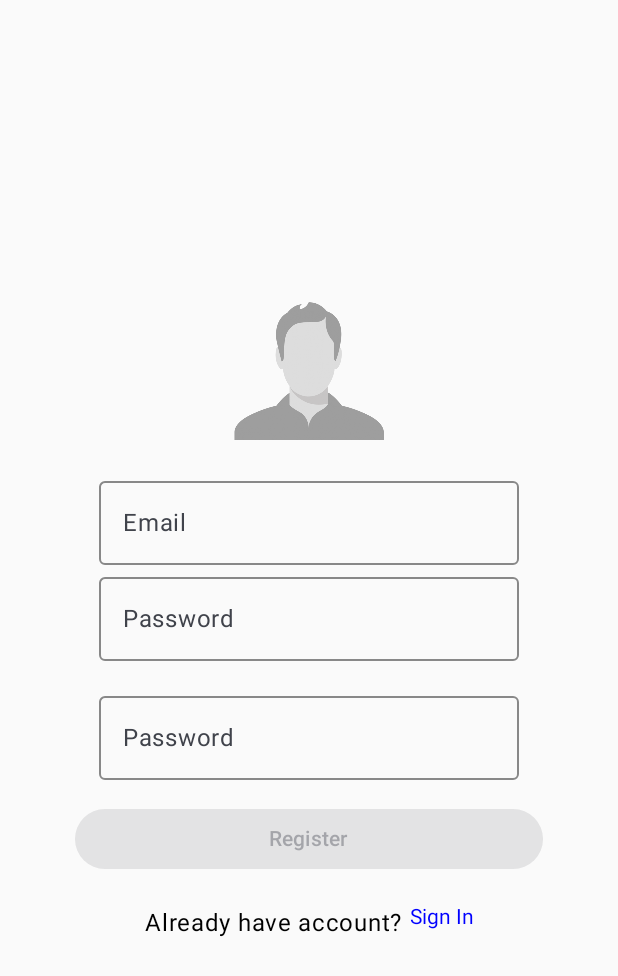
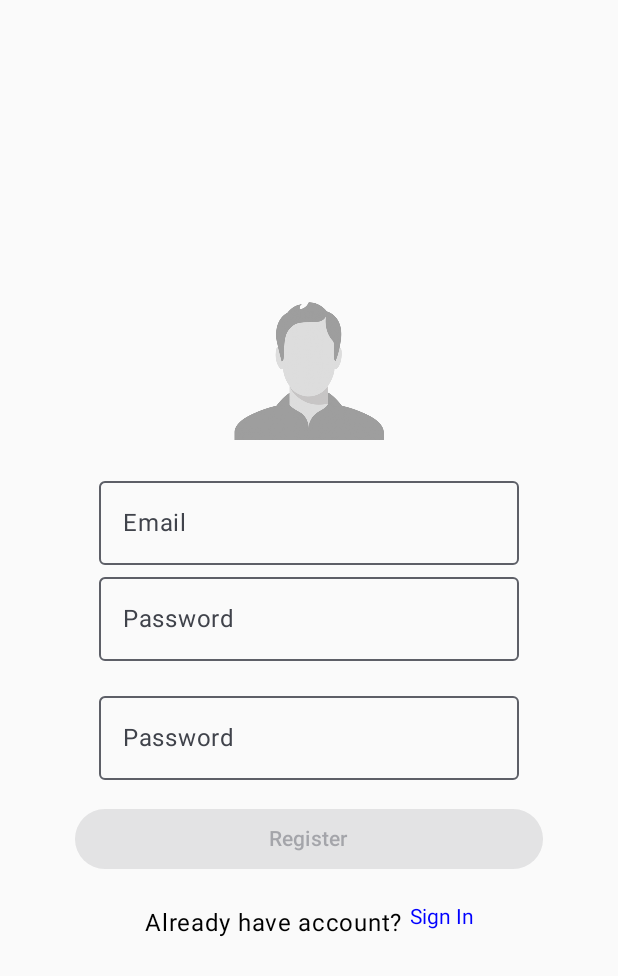
Before and after one commit to jaykishan-sewak999/jetpackcopose-firebase, an Android app built with Jetpack Compose: the RegisterRoute screen opened through its navigation route, on a phone screen of 412 x 824 dp. Shown: the top 976 px of the screen. Run offline under Robolectric (Android 15) with nearby library versions, the phone set to English and light mode, and no system bars; our stand-ins replace Firebase (no records; nobody signed in at launch, a user with empty details on screens opened directly).

Commit message:
Fixed border issue for register screen

```diff
--- a/app/src/main/java/com/jecky/jetpackcoposefirebase/ui/register/RegisterScreen.kt
+++ b/app/src/main/java/com/jecky/jetpackcoposefirebase/ui/register/RegisterScreen.kt
@@ -3,6 +3,7 @@ package com.jecky.jetpackcoposefirebase.ui.register
 import android.widget.Toast
 import androidx.compose.foundation.Image
 import androidx.compose.foundation.clickable
+import androidx.compose.foundation.focusable
 import androidx.compose.foundation.layout.Arrangement
 import androidx.compose.foundation.layout.Column
 import androidx.compose.foundation.layout.Row
@@ -17,13 +18,13 @@ import androidx.compose.material3.CircularProgressIndicator
 import androidx.compose.material3.ExperimentalMaterial3Api
 import androidx.compose.material3.OutlinedTextField
 import androidx.compose.material3.Text
-import androidx.compose.material3.TextFieldDefaults
 import androidx.compose.runtime.Composable
 import androidx.compose.runtime.getValue
 import androidx.compose.runtime.mutableStateOf
 import androidx.compose.runtime.remember
 import androidx.compose.ui.Alignment
 import androidx.compose.ui.Modifier
+import androidx.compose.ui.focus.onFocusChanged
 import androidx.compose.ui.graphics.Color
 import androidx.compose.ui.platform.LocalContext
 import androidx.compose.ui.res.painterResource
@@ -89,9 +90,12 @@ fun RegisterScreen(loginClicked: () -> Unit, registerSuccess: () -> Unit) {
         Spacer(modifier = Modifier.height(20.dp))
         Row() {
             Text(text = "Already have account? ")
-            Text(text = "Sign In", style = TextStyle(color = Color.Blue), modifier = Modifier.clickable {
-                loginClicked()
-            })
+            Text(
+                text = "Sign In",
+                style = TextStyle(color = Color.Blue),
+                modifier = Modifier.clickable {
+                    loginClicked()
+                })
         }
     }
 }
@@ -123,11 +127,15 @@ fun LoginButton(
 fun EmailInputComponent(emailFieldState: EmailFieldState) {
     OutlinedTextField(value = emailFieldState.text, onValueChange = {
         emailFieldState.text = it
-    }, colors = TextFieldDefaults.outlinedTextFieldColors(
-        unfocusedBorderColor = Color.Gray, focusedBorderColor = Color.Cyan
-    ), label = {
+    }, label = {
         Text(text = "Email")
-    })
+    },
+        isError = emailFieldState.isValid.not() && emailFieldState.hasFocus && emailFieldState.text.length > 2,
+        modifier = Modifier
+            .focusable()
+            .onFocusChanged {
+                emailFieldState.focus = it.hasFocus
+            })
     emailFieldState.showError()?.let {
         Text(
             text = it,
@@ -147,12 +155,13 @@ fun PasswordComponent(passFieldState: PasswordFieldState) {
         onValueChange = {
             passFieldState.text = it
         },
-        colors = TextFieldDefaults.outlinedTextFieldColors(
-            unfocusedBorderColor = Color.Gray, focusedBorderColor = Color.Cyan
-        ),
         label = {
             Text(text = "Password")
         },
+        isError = passFieldState.isValid.not() && passFieldState.hasFocus && passFieldState.text.length > 2,
+        modifier = Modifier.focusable().onFocusChanged {
+            passFieldState.focus = it.hasFocus
+        }
     )
     passFieldState.showError()?.let {
         Text(
@@ -173,12 +182,13 @@ fun ConfirmPasswordComponent(passFieldState: ConfirmPasswordFieldState) {
         onValueChange = {
             passFieldState.text = it
         },
-        colors = TextFieldDefaults.outlinedTextFieldColors(
-            unfocusedBorderColor = Color.Gray, focusedBorderColor = Color.Cyan
-        ),
         label = {
             Text(text = "Password")
         },
+        isError = passFieldState.isValid.not() && passFieldState.hasFocus && passFieldState.text.length > 2,
+        modifier = Modifier.focusable().onFocusChanged {
+            passFieldState.focus = it.hasFocus
+        }
     )
     passFieldState.showError()?.let {
         Text(
```
